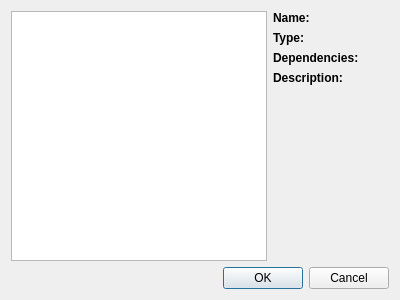
Above: src/pluginswindow.ui from opencor/opencor before the change. Below: the same form after it.
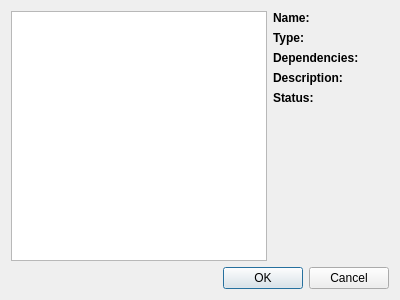
That is the form after the change.

Commit message: Some more work on the plugins window by adding the status of a plugin.

```diff
--- a/src/pluginswindow.ui
+++ b/src/pluginswindow.ui
@@ -122,6 +122,32 @@
            </property>
           </widget>
          </item>
+         <item row="4" column="0">
+          <widget class="QLabel" name="statusLabel">
+           <property name="font">
+            <font>
+             <weight>75</weight>
+             <bold>true</bold>
+            </font>
+           </property>
+           <property name="text">
+            <string>Status:</string>
+           </property>
+           <property name="alignment">
+            <set>Qt::AlignLeading|Qt::AlignLeft|Qt::AlignTop</set>
+           </property>
+          </widget>
+         </item>
+         <item row="4" column="1">
+          <widget class="QLabel" name="statusValue">
+           <property name="text">
+            <string/>
+           </property>
+           <property name="wordWrap">
+            <bool>true</bool>
+           </property>
+          </widget>
+         </item>
         </layout>
        </item>
        <item>
```
Left out of the diff: 6 changed lines with no effect on the pictures. The commit also changes 1 other file.
